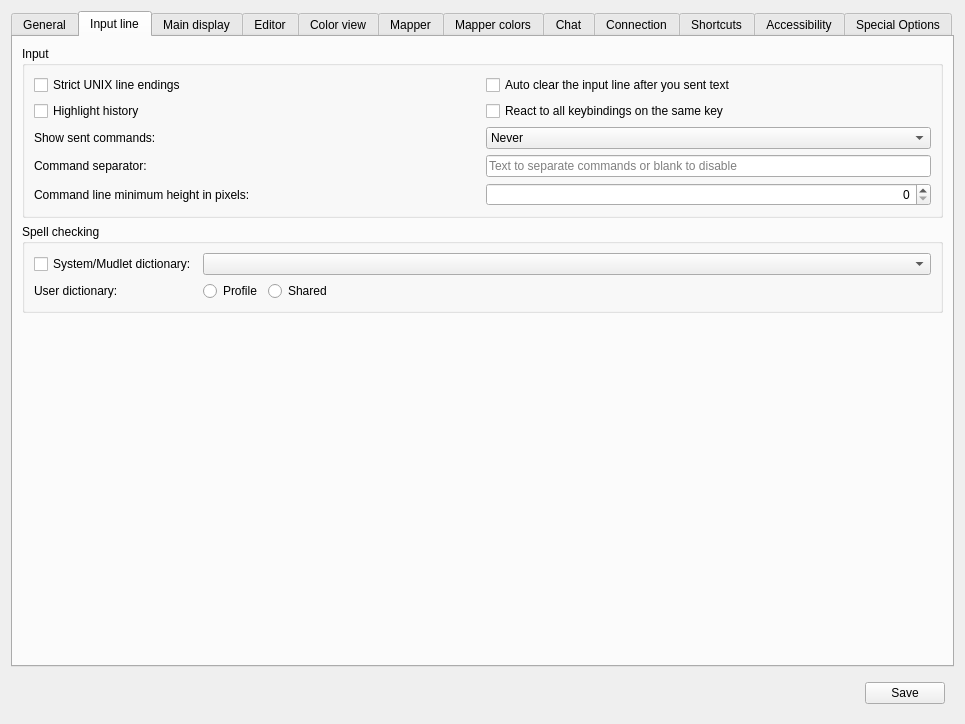
This is src/ui/profile_preferences.ui in ThalynLabs/Mudlet as Qt 5 draws it before an edit. The edited form follows.
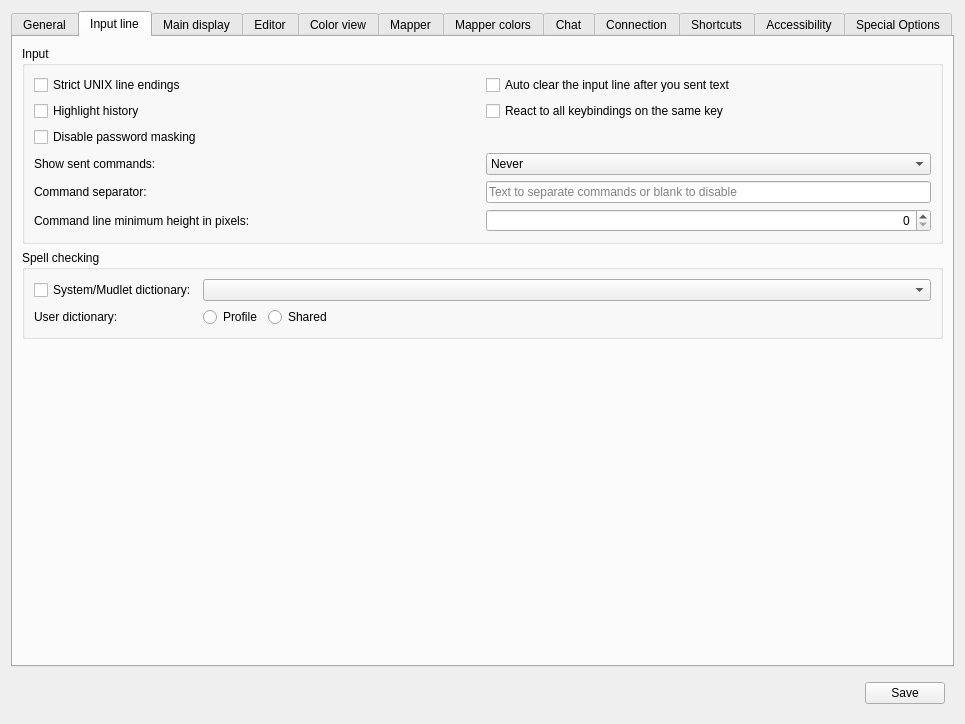
This is the edited form. The open tabs and pages were chosen to show the change. Icons and pictures are not drawn. Custom widgets are drawn as their Qt base class.

Commit message: Improve: Enhanced password handling with smart restoration and user options (#8213)

```diff
--- a/src/ui/profile_preferences.ui
+++ b/src/ui/profile_preferences.ui
@@ -553,6 +553,35 @@
            </widget>
           </item>
           <item row="2" column="0">
+           <widget class="QCheckBox" name="disable_password_masking_checkbox">
+            <property name="sizePolicy">
+             <sizepolicy hsizetype="MinimumExpanding" vsizetype="Fixed">
+              <horstretch>0</horstretch>
+              <verstretch>0</verstretch>
+             </sizepolicy>
+            </property>
+            <property name="toolTip">
+             <string>&lt;p&gt;Disable password masking when servers request hidden input.&lt;/p&gt;&lt;p&gt;&lt;b&gt;Warning:&lt;/b&gt; This is not recommended for security reasons as passwords will be visible in plain text.&lt;/p&gt;</string>
+            </property>
+            <property name="text">
+             <string>Disable password masking</string>
+            </property>
+           </widget>
+          </item>
+          <item row="2" column="1">
+           <spacer name="horizontalSpacer_disable_password_masking">
+            <property name="orientation">
+             <enum>Qt::Horizontal</enum>
+            </property>
+            <property name="sizeHint" stdset="0">
+             <size>
+              <width>40</width>
+              <height>20</height>
+             </size>
+            </property>
+           </spacer>
+          </item>
+          <item row="3" column="0">
            <widget class="QLabel" name="label_show_sent_text">
             <property name="text">
              <string>Show sent commands:</string>
@@ -562,7 +591,7 @@
             </property>
            </widget>
           </item>
-          <item row="2" column="1">
+          <item row="3" column="1">
            <widget class="QComboBox" name="show_sent_text_combobox">
             <property name="sizePolicy">
              <sizepolicy hsizetype="MinimumExpanding" vsizetype="Fixed">
@@ -596,7 +625,7 @@
             </item>
            </widget>
           </item>
-          <item row="3" column="0">
+          <item row="4" column="0">
            <widget class="QLabel" name="label_commandSeparator">
             <property name="text">
              <string>Command separator:</string>
@@ -606,7 +635,7 @@
             </property>
            </widget>
           </item>
-          <item row="3" column="1">
+          <item row="4" column="1">
            <widget class="QLineEdit" name="command_separator_lineedit">
             <property name="sizePolicy">
              <sizepolicy hsizetype="MinimumExpanding" vsizetype="Fixed">
@@ -619,7 +648,7 @@
             </property>
            </widget>
           </item>
-          <item row="4" column="0">
+          <item row="5" column="0">
            <widget class="QLabel" name="label_commandLineMinimumHeight">
             <property name="text">
              <string>Command line minimum height in pixels:</string>
@@ -629,7 +658,7 @@
             </property>
            </widget>
           </item>
-          <item row="4" column="1">
+          <item row="5" column="1">
            <widget class="QSpinBox" name="commandLineMinimumHeight">
             <property name="sizePolicy">
              <sizepolicy hsizetype="Preferred" vsizetype="Preferred">
```
Left out of the diff: 1 changed line with no effect on the pictures. The commit also changes 7 other files.
